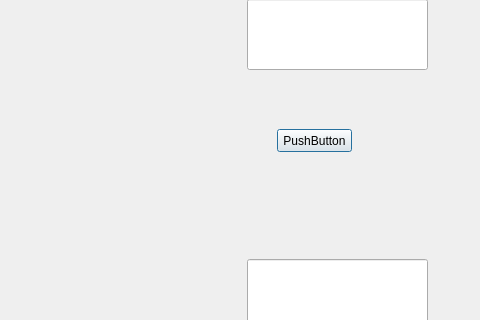
Above: courses/prog_base_3/CourseWork/memeswindow.ui from NadineIsaeva/courses before the change; both pictures show x 463 to 943 and y 171 to 491 of the 943 by 675 pixel window. Below: the same form after it.
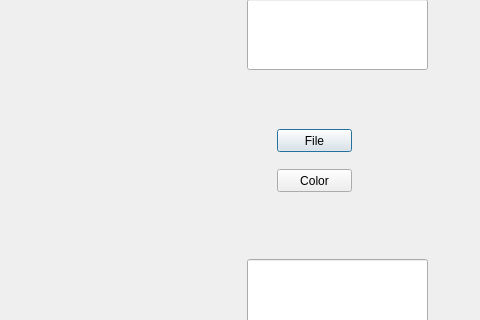
That is the form after the change.

Commit message:
Color choose added
Added functionality that can set the color of the text on your meme

```diff
--- a/courses/prog_base_3/CourseWork/memeswindow.ui
+++ b/courses/prog_base_3/CourseWork/memeswindow.ui
@@ -56,7 +56,20 @@
     </rect>
    </property>
    <property name="text">
-    <string>PushButton</string>
+    <string>File</string>
+   </property>
+  </widget>
+  <widget class="QPushButton" name="pushButton_2">
+   <property name="geometry">
+    <rect>
+     <x>740</x>
+     <y>340</y>
+     <width>75</width>
+     <height>23</height>
+    </rect>
+   </property>
+   <property name="text">
+    <string>Color</string>
    </property>
   </widget>
  </widget>
```
The commit also changes 6 other files.
